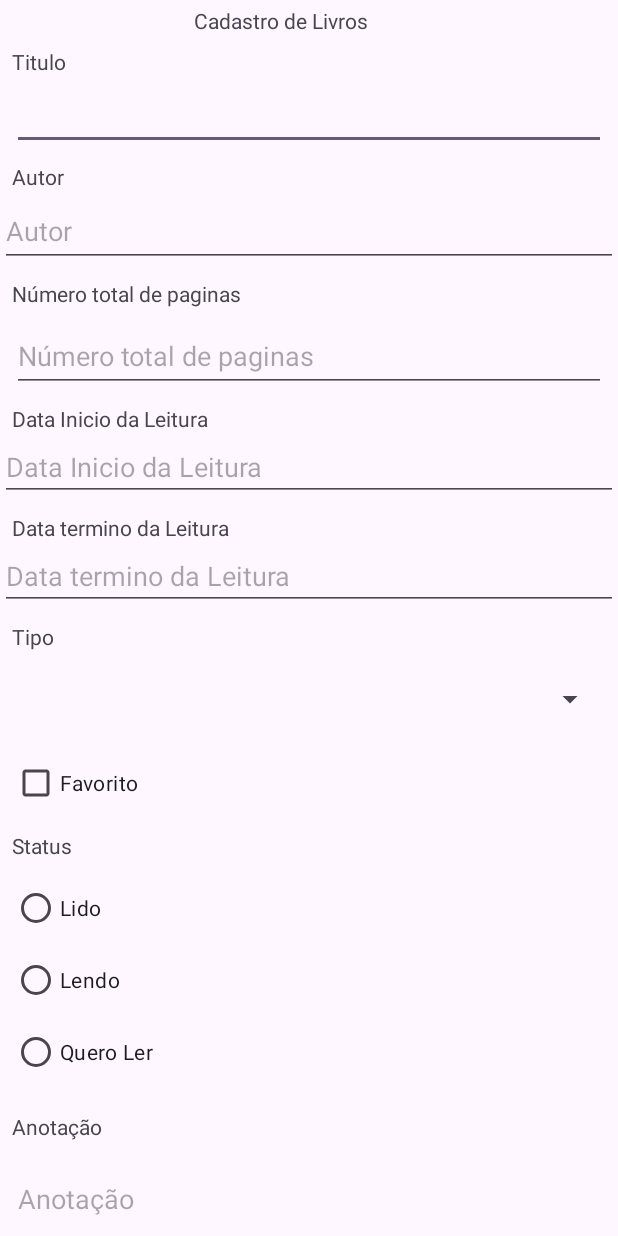
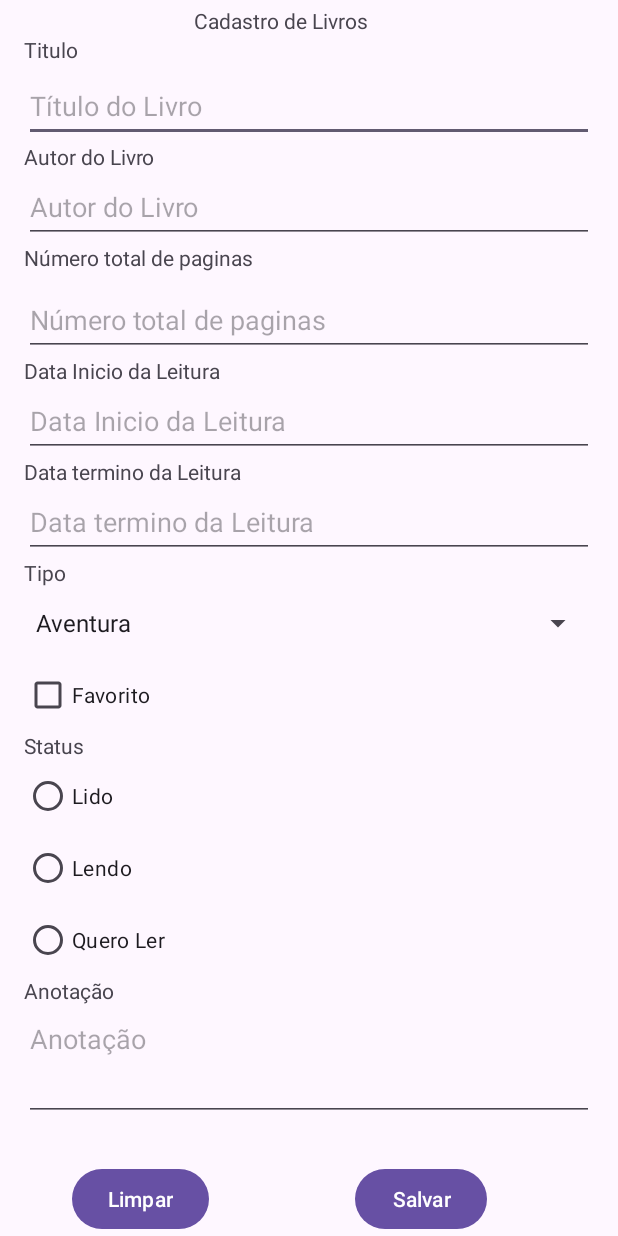
Before and after one commit to cleversonkleber/gerenciador-livro, an Android app: the screen it shows after launch (MainActivity before the commit, LivroActivity after it), on a phone screen of 412 x 824 dp. Run offline under Robolectric (Android 15) with nearby library versions, the phone set to English and light mode, and no system bars.

Commit message:
Uso de elementos Textview;     Uso de elementos EditText (pelo menos 1);     Uso de elementos RadioButton (pelo menos 2) com pelo menos um RadioGroup;     Uso de elementos CheckBox (pelo menos 1);     Uso de elementos Spinner (pelo menos 1);     Uso de 2 elementos Button;     Um dos Buttons deve ter o rótulo Limpar e ao ser clicado limpará os valores dos elementos EditText e desmarcará os RadioButtons e CheckBox, e depois será mostrado um Toast indicando a ação realizada;     Um dos Buttons deve ter o rótulo Salvar e ao ser clicado irá pegar os valores dos elementos EditText, CheckBox, Spinner e o RadioButton selecionado, e validar estes valores. Caso algum EditText esteja vazio ou nenhum RadioButton selecionado, deverá ser mostrado uma mensagem de erro em um Toast e o foco de edição voltará para o campo vazio (caso seja possível).

```diff
--- a/GerenciadorLeitura/app/src/main/AndroidManifest.xml
+++ b/GerenciadorLeitura/app/src/main/AndroidManifest.xml
@@ -12,14 +12,16 @@
         android:supportsRtl="true"
         android:theme="@style/Theme.GerenciadorLeitura">
         <activity
-            android:name=".MainActivity"
+            android:name=".LivroActivity"
             android:exported="true">
             <intent-filter>
                 <action android:name="android.intent.action.MAIN" />
-
                 <category android:name="android.intent.category.LAUNCHER" />
             </intent-filter>
         </activity>
+
+
+
     </application>
 
 </manifest>
--- a/GerenciadorLeitura/app/src/main/java/com/cleverson/gerenciadorleitura/MainActivity.java
+++ /dev/null
@@ -1,19 +0,0 @@
-package com.cleverson.gerenciadorleitura;
-
-import android.os.Bundle;
-
-import androidx.activity.EdgeToEdge;
-import androidx.appcompat.app.AppCompatActivity;
-import androidx.core.graphics.Insets;
-import androidx.core.view.ViewCompat;
-import androidx.core.view.WindowInsetsCompat;
-
-public class MainActivity extends AppCompatActivity {
-
-    @Override
-    protected void onCreate(Bundle savedInstanceState) {
-        super.onCreate(savedInstanceState);
-        setContentView(R.layout.activity_main);
-
-    }
-}
--- a/GerenciadorLeitura/app/src/main/res/layout/activity_main.xml
+++ b/GerenciadorLeitura/app/src/main/res/layout/activity_livro.xml
@@ -4,8 +4,8 @@
     xmlns:tools="http://schemas.android.com/tools"
     android:id="@+id/main"
     android:layout_width="match_parent"
-    android:layout_height="wrap_content"
-    tools:context=".MainActivity">
+    android:layout_height="match_parent"
+    tools:context=".LivroActivity">
 
     <androidx.constraintlayout.widget.ConstraintLayout
         android:layout_width="match_parent"
@@ -16,7 +16,7 @@
             android:layout_width="wrap_content"
             android:layout_height="wrap_content"
             android:layout_marginTop="4dp"
-            android:text="Cadastro de Livros"
+            android:text="@string/cadastro_de_livros"
             app:layout_constraintEnd_toEndOf="parent"
             app:layout_constraintHorizontal_bias="0.436"
             app:layout_constraintStart_toStartOf="parent"
@@ -26,9 +26,8 @@
             android:id="@+id/textView2"
             android:layout_width="0dp"
             android:layout_height="23dp"
-            android:layout_marginStart="8dp"
-            android:layout_marginTop="8dp"
-            android:layout_marginEnd="8dp"
+            android:layout_marginStart="16dp"
+            android:layout_marginEnd="16dp"
             android:text="@string/titulo"
             app:layout_constraintEnd_toEndOf="parent"
             app:layout_constraintHorizontal_bias="0.26"
@@ -39,21 +38,24 @@
             android:id="@+id/editTextTitulo"
             android:layout_width="0dp"
             android:layout_height="wrap_content"
-            android:layout_marginStart="8dp"
-            android:layout_marginEnd="8dp"
+            android:layout_marginStart="16dp"
+            android:layout_marginEnd="16dp"
+            android:autofillHints=""
             android:ems="10"
             android:inputType="text"
+            android:hint="@string/t_tulo_do_livro"
+            android:minHeight="48dp"
             app:layout_constraintEnd_toEndOf="parent"
             app:layout_constraintStart_toStartOf="parent"
-            app:layout_constraintTop_toBottomOf="@+id/textView2" />
+            app:layout_constraintTop_toBottomOf="@+id/textView2"
+            tools:ignore="LabelFor" />
 
         <TextView
             android:id="@+id/textViewAutor"
             android:layout_width="0dp"
-            android:layout_height="22dp"
-            android:layout_marginStart="8dp"
-            android:layout_marginTop="8dp"
-            android:layout_marginEnd="8dp"
+            android:layout_height="wrap_content"
+            android:layout_marginStart="16dp"
+            android:layout_marginEnd="16dp"
             android:text="@string/autor"
             app:layout_constraintEnd_toEndOf="parent"
             app:layout_constraintHorizontal_bias="0.212"
@@ -64,21 +66,25 @@
             android:id="@+id/editTextAutor"
             android:layout_width="0dp"
             android:layout_height="wrap_content"
+            android:layout_marginStart="16dp"
+            android:layout_marginEnd="16dp"
+            android:autofillHints=""
             android:ems="10"
+            android:inputType="text"
+            android:minHeight="48dp"
             android:hint="@string/autor"
-            android:minHeight="48dp"
             app:layout_constraintEnd_toEndOf="parent"
             app:layout_constraintHorizontal_bias="0.285"
             app:layout_constraintStart_toStartOf="parent"
-            app:layout_constraintTop_toBottomOf="@+id/textViewAutor" />
+            app:layout_constraintTop_toBottomOf="@+id/textViewAutor"
+            tools:ignore="TextFields" />
 
         <TextView
             android:id="@+id/textViewNumeroPaginas"
             android:layout_width="0dp"
             android:layout_height="wrap_content"
-            android:layout_marginStart="8dp"
-            android:layout_marginTop="8dp"
-            android:layout_marginEnd="8dp"
+            android:layout_marginStart="16dp"
+            android:layout_marginEnd="16dp"
             android:text="@string/numeroPaginas"
             app:layout_constraintEnd_toEndOf="parent"
             app:layout_constraintStart_toStartOf="parent"
@@ -88,12 +94,13 @@
             android:id="@+id/editTextNPaginas"
             android:layout_width="0dp"
             android:layout_height="48dp"
-            android:layout_marginStart="8dp"
+            android:layout_marginStart="16dp"
             android:layout_marginTop="8dp"
-            android:layout_marginEnd="8dp"
+            android:layout_marginEnd="16dp"
+            android:autofillHints=""
             android:ems="10"
+            android:inputType="number"
             android:hint="@string/numeroPaginas"
-            android:inputType="number"
             app:layout_constraintEnd_toEndOf="parent"
             app:layout_constraintStart_toStartOf="parent"
             app:layout_constraintTop_toBottomOf="@+id/textViewNumeroPaginas" />
@@ -102,9 +109,8 @@
             android:id="@+id/textViewDateInicio"
             android:layout_width="0dp"
             android:layout_height="wrap_content"
-            android:layout_marginStart="8dp"
-            android:layout_marginTop="8dp"
-            android:layout_marginEnd="8dp"
+            android:layout_marginStart="16dp"
+            android:layout_marginEnd="16dp"
             android:text="@string/dataInicio"
             app:layout_constraintEnd_toEndOf="parent"
             app:layout_constraintStart_toStartOf="parent"
@@ -114,9 +120,13 @@
             android:id="@+id/editTextDateInicio"
             android:layout_width="0dp"
             android:layout_height="wrap_content"
+            android:layout_marginStart="16dp"
+            android:layout_marginEnd="16dp"
+            android:autofillHints=""
             android:ems="10"
             android:hint="@string/dataInicio"
             android:inputType="date"
+            android:minHeight="48dp"
             app:layout_constraintEnd_toEndOf="parent"
             app:layout_constraintStart_toStartOf="parent"
             app:layout_constraintTop_toBottomOf="@+id/textViewDateInicio" />
@@ -125,9 +135,8 @@
             android:id="@+id/textViewDataTermino"
             android:layout_width="0dp"
             android:layout_height="wrap_content"
-            android:layout_marginStart="8dp"
-            android:layout_marginTop="8dp"
-            android:layout_marginEnd="8dp"
+            android:layout_marginStart="16dp"
+            android:layout_marginEnd="16dp"
             android:text="@string/dataTermino"
             app:layout_constraintEnd_toEndOf="parent"
             app:layout_constraintStart_toStartOf="parent"
@@ -137,9 +146,13 @@
             android:id="@+id/editTextDateTermino"
             android:layout_width="0dp"
             android:layout_height="wrap_content"
+            android:layout_marginStart="16dp"
+            android:layout_marginEnd="16dp"
+            android:autofillHints=""
             android:ems="10"
             android:hint="@string/dataTermino"
             android:inputType="date"
+            android:minHeight="48dp"
             app:layout_constraintEnd_toEndOf="parent"
             app:layout_constraintStart_toStartOf="parent"
             app:layout_constraintTop_toBottomOf="@+id/textViewDataTermino" />
@@ -148,21 +161,19 @@
             android:id="@+id/textViewStatus"
             android:layout_width="0dp"
             android:layout_height="wrap_content"
-            android:layout_marginStart="8dp"
-            android:layout_marginTop="8dp"
-            android:layout_marginEnd="8dp"
+            android:layout_marginStart="16dp"
+            android:layout_marginEnd="16dp"
             android:text="@string/status"
             app:layout_constraintEnd_toEndOf="parent"
             app:layout_constraintStart_toStartOf="parent"
             app:layout_constraintTop_toBottomOf="@+id/checkBoxFavorito" />
 
         <RadioGroup
-            android:id="@+id/radioGroup2"
+            android:id="@+id/radioGroupStatus"
             android:layout_width="0dp"
             android:layout_height="wrap_content"
-            android:layout_marginStart="8dp"
-            android:layout_marginTop="8dp"
-            android:layout_marginEnd="8dp"
+            android:layout_marginStart="16dp"
+            android:layout_marginEnd="16dp"
             app:layout_constraintEnd_toEndOf="parent"
             app:layout_constraintHorizontal_bias="0.0"
             app:layout_constraintStart_toStartOf="parent"
@@ -170,19 +181,19 @@
 
             <RadioButton
                 android:id="@+id/radioButtonLido"
-                android:layout_width="363dp"
+                android:layout_width="match_parent"
                 android:layout_height="match_parent"
                 android:text="@string/lido" />
 
             <RadioButton
                 android:id="@+id/radioButtonLendo"
-                android:layout_width="363dp"
+                android:layout_width="match_parent"
                 android:layout_height="wrap_content"
                 android:text="@string/lendo" />
 
             <RadioButton
                 android:id="@+id/radioButtonQueroLer"
-                android:layout_width="363dp"
+                android:layout_width="match_parent"
                 android:layout_height="wrap_content"
                 android:text="@string/queroLer" />
         </RadioGroup>
@@ -191,22 +202,21 @@
             android:id="@+id/textViewAnota"
             android:layout_width="0dp"
             android:layout_height="wrap_content"
-            android:layout_marginStart="8dp"
-            android:layout_marginTop="16dp"
-            android:layout_marginEnd="8dp"
+            android:layout_marginStart="16dp"
+            android:layout_marginEnd="16dp"
             android:text="@string/anotacao"
             app:layout_constraintEnd_toEndOf="parent"
             app:layout_constraintHorizontal_bias="0.51"
             app:layout_constraintStart_toStartOf="parent"
-            app:layout_constraintTop_toBottomOf="@+id/radioGroup2" />
+            app:layout_constraintTop_toBottomOf="@+id/radioGroupStatus" />
 
         <EditText
             android:id="@+id/editTextAnotacao"
             android:layout_width="0dp"
             android:layout_height="77dp"
-            android:layout_marginStart="8dp"
-            android:layout_marginTop="16dp"
-            android:layout_marginEnd="8dp"
+            android:layout_marginStart="16dp"
+            android:layout_marginEnd="16dp"
+            android:autofillHints=""
             android:ems="10"
             android:gravity="start|top"
             android:hint="@string/anotacao"
@@ -221,30 +231,32 @@
             android:layout_width="wrap_content"
             android:layout_height="wrap_content"
             android:layout_marginTop="28dp"
+            android:onClick="salvarLivro"
             android:text="@string/salvar"
             app:layout_constraintEnd_toEndOf="parent"
-            app:layout_constraintHorizontal_bias="0.5"
+            app:layout_constraintHorizontal_bias="0.527"
             app:layout_constraintStart_toEndOf="@+id/buttonLimpar"
-            app:layout_constraintTop_toBottomOf="@+id/editTextAnotacao" />
+            app:layout_constraintTop_toBottomOf="@+id/editTextAnotacao"
+            tools:ignore="OnClick" />
 
         <Button
             android:id="@+id/buttonLimpar"
             android:layout_width="wrap_content"
             android:layout_height="wrap_content"
+            android:layout_marginStart="48dp"
             android:layout_marginTop="28dp"
+            android:onClick="limparCampos"
             android:text="@string/limpar"
-            app:layout_constraintEnd_toStartOf="@+id/buttonSalvar"
-            app:layout_constraintHorizontal_bias="0.5"
             app:layout_constraintStart_toStartOf="parent"
-            app:layout_constraintTop_toBottomOf="@+id/editTextAnotacao" />
+            app:layout_constraintTop_toBottomOf="@+id/editTextAnotacao"
+            tools:ignore="OnClick" />
 
         <TextView
             android:id="@+id/textViewTipo"
             android:layout_width="0dp"
             android:layout_height="wrap_content"
-            android:layout_marginStart="8dp"
-            android:layout_marginTop="8dp"
-            android:layout_marginEnd="8dp"
+            android:layout_marginStart="16dp"
+            android:layout_marginEnd="16dp"
             android:text="@string/tipo"
             app:layout_constraintEnd_toEndOf="parent"
             app:layout_constraintStart_toStartOf="parent"
@@ -254,9 +266,9 @@
             android:id="@+id/spinnerTipo"
             android:layout_width="0dp"
             android:layout_height="48dp"
-            android:layout_marginStart="8dp"
-            android:layout_marginTop="8dp"
-            android:layout_marginEnd="8dp"
+            android:layout_marginStart="16dp"
+            android:layout_marginEnd="16dp"
+            android:entries="@array/tipo"
             app:layout_constraintEnd_toEndOf="parent"
             app:layout_constraintStart_toStartOf="parent"
             app:layout_constraintTop_toBottomOf="@+id/textViewTipo" />
@@ -265,9 +277,8 @@
             android:id="@+id/checkBoxFavorito"
             android:layout_width="0dp"
             android:layout_height="wrap_content"
-            android:layout_marginStart="8dp"
-            android:layout_marginTop="8dp"
-            android:layout_marginEnd="8dp"
+            android:layout_marginStart="16dp"
+            android:layout_marginEnd="16dp"
             android:text="@string/favorito"
             app:layout_constraintEnd_toEndOf="parent"
             app:layout_constraintStart_toStartOf="parent"
--- /dev/null
+++ b/GerenciadorLeitura/app/src/main/res/values/arrays.xml
@@ -0,0 +1,15 @@
+<?xml version="1.0" encoding="utf-8"?>
+<resources>
+    <string-array name="tipo">
+        <item>@string/aventura</item>
+        <item>@string/acao</item>
+        <item>@string/romance</item>
+        <item>@string/drama</item>
+        <item>@string/terror</item>
+        <item>@string/ficcaoo_cientifica</item>
+        <item>@string/cristao</item>
+        <item>@string/poesia</item>
+        <item>@string/politica</item>
+    </string-array>
+
+</resources>
--- a/GerenciadorLeitura/app/src/main/res/values/strings.xml
+++ b/GerenciadorLeitura/app/src/main/res/values/strings.xml
@@ -1,7 +1,7 @@
 <resources>
     <string name="app_name">GerenciadorLeitura</string>
     <string name="titulo">Titulo</string>
-    <string name="autor">Autor</string>
+    <string name="autor">Autor do Livro</string>
     <string name="numeroPaginas">Número total de paginas</string>
     <string name="dataInicio">Data Inicio da Leitura</string>
     <string name="dataTermino">Data termino da Leitura</string>
@@ -14,4 +14,15 @@
     <string name="limpar">Limpar</string>
     <string name="tipo">Tipo</string>
     <string name="favorito">Favorito</string>
+    <string name="cadastro_de_livros">Cadastro de Livros</string>
+    <string name="t_tulo_do_livro">Título do Livro</string>
+    <string name="aventura">Aventura</string>
+    <string name="acao">Ação</string>
+    <string name="romance">Romance</string>
+    <string name="drama">Drama</string>
+    <string name="terror">Terror</string>
+    <string name="ficcaoo_cientifica">Ficção Cientifica</string>
+    <string name="cristao">Cristão</string>
+    <string name="poesia">Poesia</string>
+    <string name="politica">Politica</string>
 </resources>
```
Also changed, not shown: GerenciadorLeitura/app/src/main/java/com/cleverson/gerenciadorleitura/LivroActivity.java (added, +225 -0 lines).
